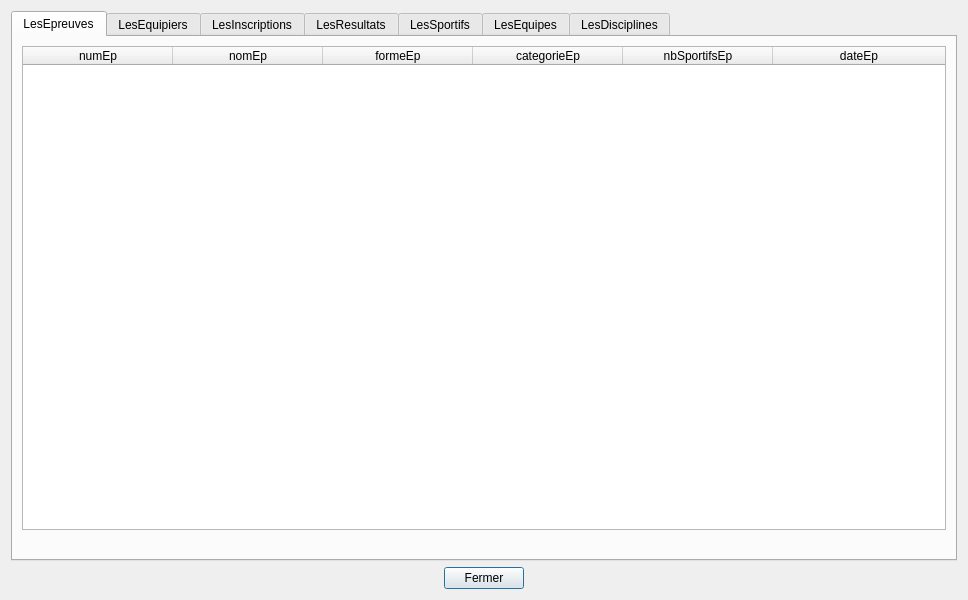
This is gui/tablesData.ui in EloGamerr/BDD_Project_Dorian_Clement- as Qt 5 draws it before an edit. The edited form follows.
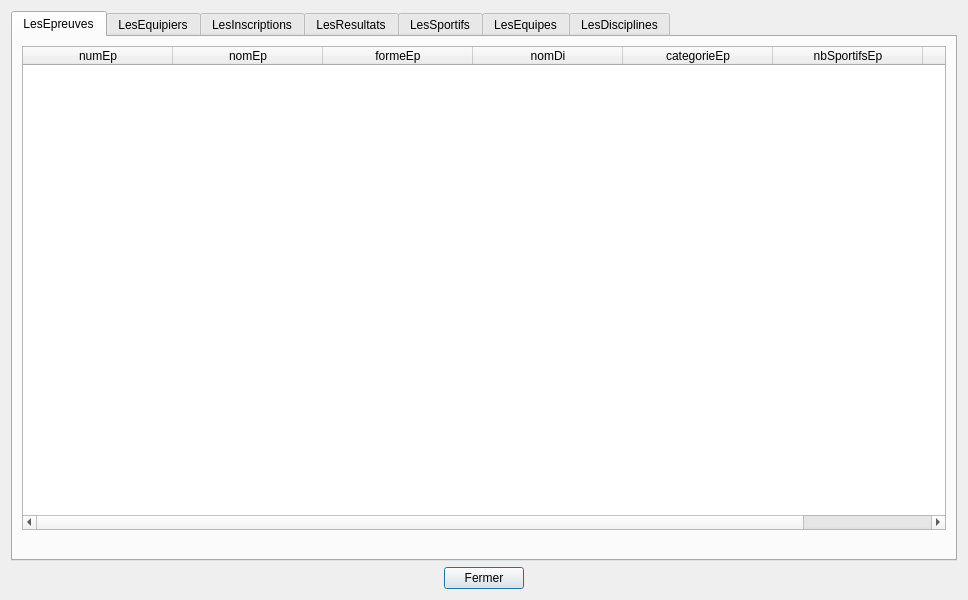
This is the edited form. The open tabs and pages were chosen to show the change.

Patch:
```diff
--- a/gui/tablesData.ui
+++ b/gui/tablesData.ui
@@ -66,7 +66,7 @@
           <bool>true</bool>
          </property>
          <property name="columnCount">
-          <number>6</number>
+          <number>7</number>
          </property>
          <attribute name="horizontalHeaderCascadingSectionResizes">
           <bool>true</bool>
@@ -104,6 +104,11 @@
            <string>formeEp</string>
           </property>
          </column>
+         <column>
+          <property name="text">
+           <string>nomDi</string>
+          </property>
+         </column>
          <column>
           <property name="text">
            <string>categorieEp</string>
```
Left out of the diff: 2 changed lines with no effect on the pictures.
